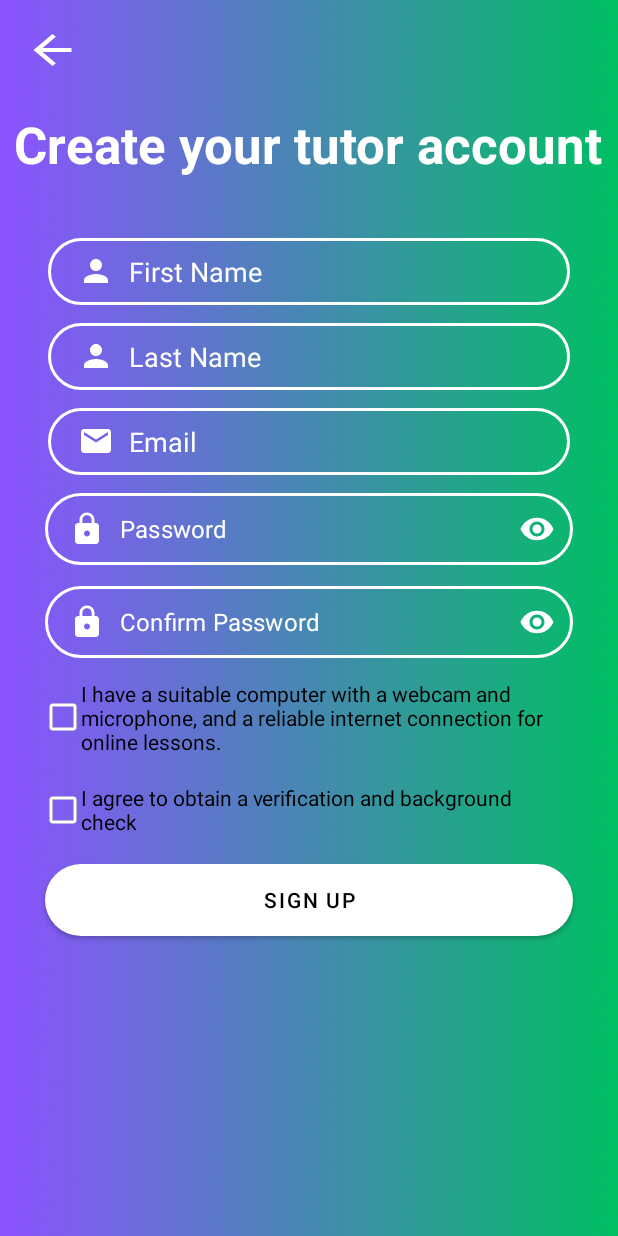
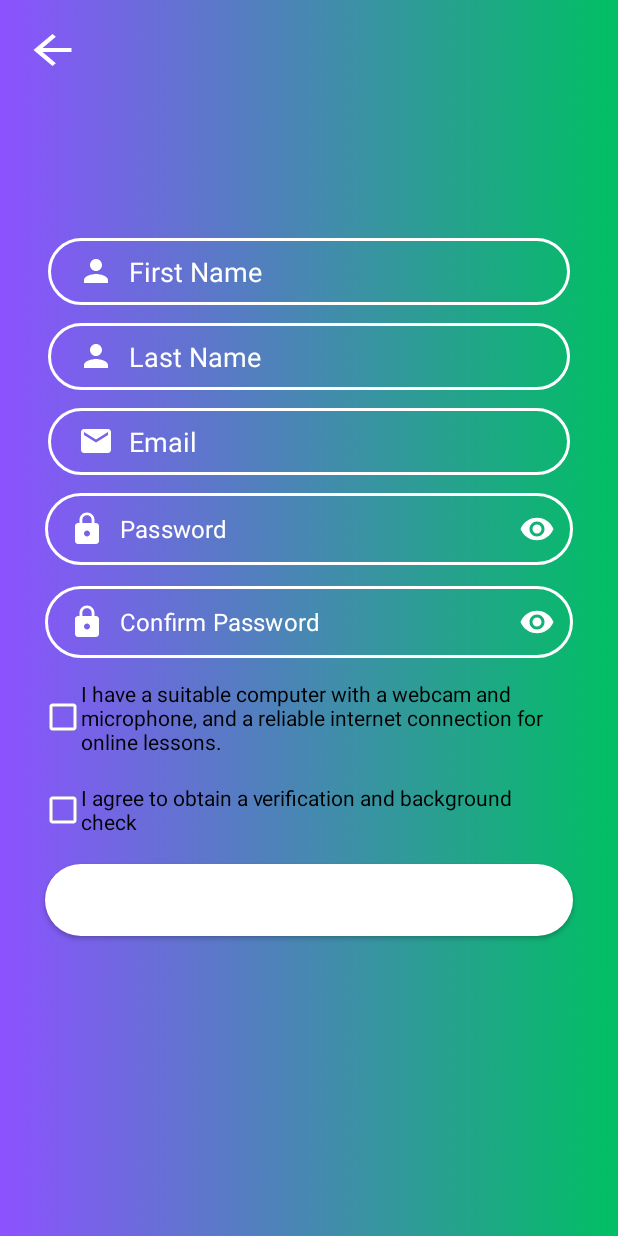
Before and after one commit to MischkaStrydom/2tor4You, an Android app: the ActivityRegisterTutor screen opened directly, with no data from a screen before it, on a phone screen of 412 x 824 dp. Run offline under Robolectric (Android 15) with nearby library versions, the phone set to English and light mode, and no system bars; 1 statement that could not run was skipped.

Commit message:
Commit andded all text in strings.xml file

```diff
--- a/app/src/main/res/layout/activity_register_tutor.xml
+++ b/app/src/main/res/layout/activity_register_tutor.xml
@@ -8,10 +8,9 @@
     tools:context=".ActivityRegisterTutor">
 
     <TextView
-        android:id="@+id/txt_Login"
+        android:id="@+id/txt_SignUpTutorHeading"
         android:layout_width="wrap_content"
         android:layout_height="wrap_content"
-        android:text="Create your tutor account"
         android:textColor="@color/white"
         android:textSize="34sp"
         android:textStyle="bold"
@@ -20,10 +19,11 @@
         app:layout_constraintHorizontal_bias="0.498"
         app:layout_constraintStart_toStartOf="parent"
         app:layout_constraintTop_toTopOf="parent"
-        app:layout_constraintVertical_bias="0.094" />
+        app:layout_constraintVertical_bias="0.094"
+        tools:text="@string/txt_SignUpTutorHeading" />
 
     <EditText
-        android:id="@+id/txt_FirstName"
+        android:id="@+id/txt_TutorFirstName"
         android:layout_width="0dp"
         android:layout_height="wrap_content"
         android:layout_marginStart="32dp"
@@ -33,7 +33,7 @@
         android:drawableLeft="@drawable/ic_person"
         android:drawablePadding="10dp"
         android:ems="10"
-        android:hint="First Name"
+        android:hint="@string/txt_TutorFirstName"
         android:inputType="textPersonName"
         android:paddingLeft="20dp"
         android:paddingTop="10dp"
@@ -44,10 +44,10 @@
         app:layout_constraintEnd_toEndOf="parent"
         app:layout_constraintHorizontal_bias="1.0"
         app:layout_constraintStart_toStartOf="parent"
-        app:layout_constraintTop_toBottomOf="@+id/txt_Login" />
+        app:layout_constraintTop_toBottomOf="@+id/txt_SignUpTutorHeading" />
 
     <EditText
-        android:id="@+id/txt_LastName"
+        android:id="@+id/txt_TutorLastName"
         android:layout_width="0dp"
         android:layout_height="wrap_content"
         android:layout_marginTop="12dp"
@@ -55,7 +55,7 @@
         android:drawableLeft="@drawable/ic_person"
         android:drawablePadding="10dp"
         android:ems="10"
-        android:hint="Last Name"
+        android:hint="@string/txt_TutorLastName"
         android:inputType="textPersonName"
         android:paddingLeft="20dp"
         android:paddingTop="10dp"
@@ -63,13 +63,13 @@
         android:paddingBottom="10dp"
         android:textColor="@color/white"
         android:textColorHint="@color/white"
-        app:layout_constraintEnd_toEndOf="@+id/txt_FirstName"
+        app:layout_constraintEnd_toEndOf="@+id/txt_TutorFirstName"
         app:layout_constraintHorizontal_bias="0.0"
-        app:layout_constraintStart_toStartOf="@+id/txt_FirstName"
-        app:layout_constraintTop_toBottomOf="@+id/txt_FirstName" />
+        app:layout_constraintStart_toStartOf="@+id/txt_TutorFirstName"
+        app:layout_constraintTop_toBottomOf="@+id/txt_TutorFirstName" />
 
     <EditText
-        android:id="@+id/txt_Email"
+        android:id="@+id/txt_TutorEmail"
         android:layout_width="0dp"
         android:layout_height="wrap_content"
         android:layout_marginTop="12dp"
@@ -77,7 +77,7 @@
         android:drawableLeft="@drawable/ic_email"
         android:drawablePadding="10dp"
         android:ems="10"
-        android:hint="Email"
+        android:hint="@string/txtTutorEmail"
         android:inputType="textPersonName"
         android:paddingLeft="20dp"
         android:paddingTop="10dp"
@@ -85,9 +85,9 @@
         android:paddingBottom="10dp"
         android:textColor="@color/white"
         android:textColorHint="@color/white"
-        app:layout_constraintEnd_toEndOf="@+id/txt_LastName"
-        app:layout_constraintStart_toStartOf="@+id/txt_LastName"
-        app:layout_constraintTop_toBottomOf="@+id/txt_LastName" />
+        app:layout_constraintEnd_toEndOf="@+id/txt_TutorLastName"
+        app:layout_constraintStart_toStartOf="@+id/txt_TutorLastName"
+        app:layout_constraintTop_toBottomOf="@+id/txt_TutorLastName" />
 
     <com.google.android.material.textfield.TextInputLayout
         android:id="@+id/txtInputLayoutPassword"
@@ -100,9 +100,9 @@
         app:helperTextTextColor="@color/white"
         app:hintEnabled="false"
         app:layout_constraintBottom_toBottomOf="parent"
-        app:layout_constraintEnd_toEndOf="@+id/txt_Email"
-        app:layout_constraintStart_toStartOf="@+id/txt_Email"
-        app:layout_constraintTop_toBottomOf="@+id/txt_Email"
+        app:layout_constraintEnd_toEndOf="@+id/txt_TutorEmail"
+        app:layout_constraintStart_toStartOf="@+id/txt_TutorEmail"
+        app:layout_constraintTop_toBottomOf="@+id/txt_TutorEmail"
         app:layout_constraintVertical_bias="0.0"
         app:passwordToggleEnabled="true"
         app:passwordToggleTint="@color/white">
@@ -115,7 +115,7 @@
             android:drawableStart="@drawable/ic_lock"
             android:drawablePadding="10dp"
             android:gravity="center_vertical"
-            android:hint="Password"
+            android:hint="@string/txtRegisterTutorPassword"
             android:inputType="textPassword"
             android:paddingLeft="20dp"
             android:paddingTop="10dp"
@@ -152,7 +152,7 @@
             android:drawableStart="@drawable/ic_lock"
             android:drawablePadding="10dp"
             android:gravity="center_vertical"
-            android:hint="Confirm Password"
+            android:hint="@string/txtConfirmRegisterTutorPassword"
             android:inputType="textPassword"
             android:paddingLeft="20dp"
             android:paddingTop="10dp"
@@ -170,12 +170,12 @@
         android:layout_marginTop="12dp"
         android:background="@drawable/btn_bg"
         android:backgroundTint="@color/white"
-        android:text="Sign Up"
         android:textColor="@color/black"
         app:layout_constraintEnd_toEndOf="@+id/txtInputLayoutConfirmPassword"
         app:layout_constraintStart_toStartOf="@+id/txtInputLayoutConfirmPassword"
         app:layout_constraintTop_toBottomOf="@+id/chk_Agree"
-        app:rippleColor="@color/white" />
+        app:rippleColor="@color/white"
+        tools:text="@string/btnTutorSignUp" />
 
     <CheckBox
         android:id="@+id/chk_Suitable"
@@ -202,7 +202,7 @@
         app:layout_constraintTop_toBottomOf="@+id/chk_Suitable" />
 
     <Button
-        android:id="@+id/btnBack"
+        android:id="@+id/btnBackTutorRegisterToMain"
         android:layout_width="38dp"
         android:layout_height="32dp"
         android:background="@drawable/ic_arrow_back"
```
Also changed, not shown: app/src/main/res/layout/activity_change_password.xml (+13 -13 lines), app/src/main/res/layout/activity_delete_account.xml (+6 -7 lines), app/src/main/res/layout/activity_login.xml (+13 -12 lines), app/src/main/res/layout/activity_main.xml (+8 -8 lines), app/src/main/res/layout/activity_register_student.xml (+22 -22 lines), app/src/main/res/values/strings.xml (+38 -0 lines).
